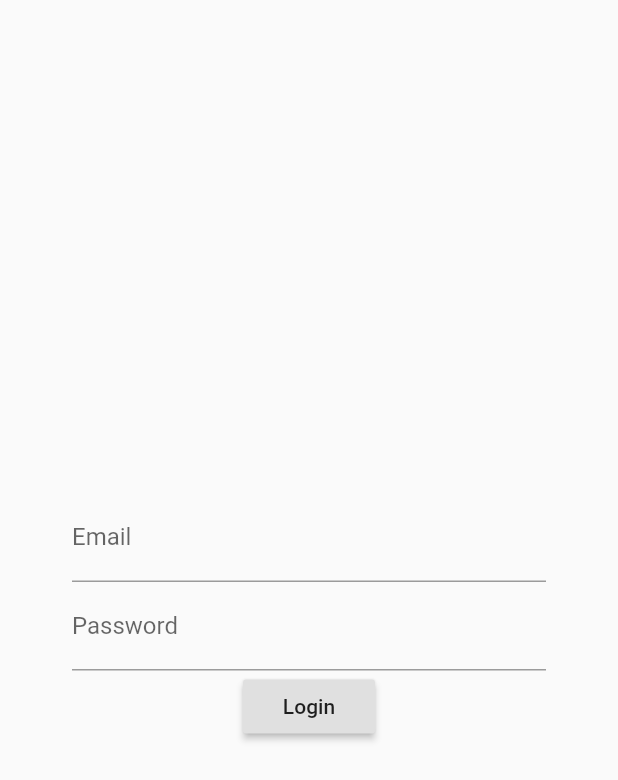
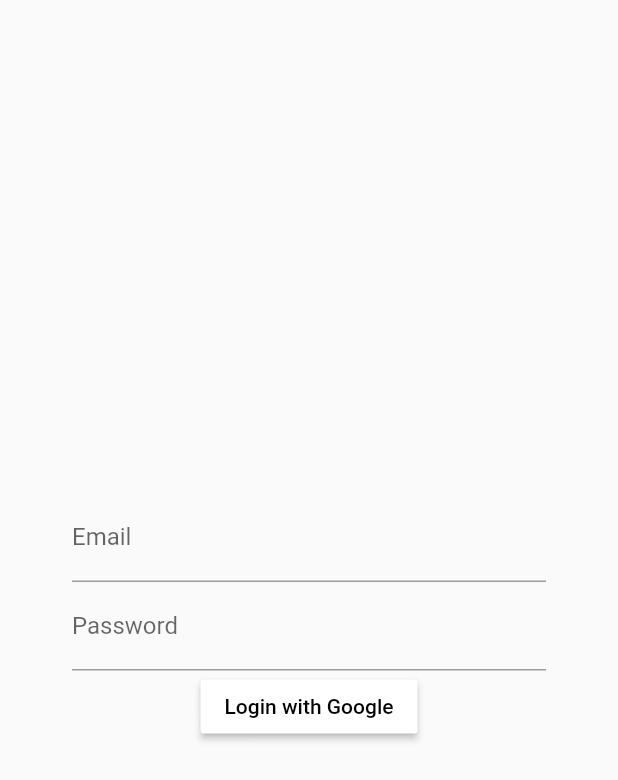
Before and after one commit to leccles1/flutter-starter, a Flutter app: the screen it shows after launch, on a phone screen of 412 x 824 dp. Shown: the top 780 px of the screen. Run offline on Flutter 3.47's test engine with Material 2 defaults, Android fonts, the phone set to English and light mode, and no system bars; our stand-ins replace cloud_firestore, firebase_auth, google_sign_in, rxdart; accounts and stored records are empty.

Commit message:
committing login progress to return to

```diff
--- /dev/null
+++ b/lib/screens/auth/widgets/LoginButton.dart
@@ -0,0 +1,20 @@
+import 'package:flutter/material.dart';
+import 'package:flutter_starter/services/auth/firebase/GoogleAuthService.dart';
+
+class LoginButton extends StatelessWidget {
+  const LoginButton({Key key}) : super(key: key);
+
+  @override
+  Widget build(BuildContext context) {
+    return MaterialButton(
+      onPressed: () {
+        googleAuthService
+            .googleSignIn()
+            .then((user) => Navigator.of(context).pushReplacementNamed('/'));
+      },
+      color: Colors.white,
+      textColor: Colors.black,
+      child: Text('Login with Google'),
+    );
+  }
+}
--- a/lib/screens/auth/widgets/LoginForm.dart
+++ b/lib/screens/auth/widgets/LoginForm.dart
@@ -1,13 +1,7 @@
 import 'package:flutter/material.dart';
+import 'package:flutter_starter/screens/auth/widgets/LoginButton.dart';
 
-class LoginForm extends StatefulWidget {
-  LoginForm({Key key}) : super(key: key);
-
-  @override
-  _LoginFormState createState() => _LoginFormState();
-}
-
-class _LoginFormState extends State<LoginForm> {
+class LoginForm extends StatelessWidget {
   final _formKey = GlobalKey<FormState>();
 
   _validateEmail(String value) {
@@ -29,21 +23,14 @@ class _LoginFormState extends State<LoginForm> {
                 return _validateEmail(value);
               },
               decoration: InputDecoration(
-                  labelText: "Email", hintText: "john.smith@gmail.com"),
+                  labelText: "Email", hintText: "user@email.com"),
             ),
             TextFormField(
               decoration:
                   InputDecoration(hintText: "Password", labelText: 'Password'),
               obscureText: true,
             ),
-            RaisedButton(
-              onPressed: () {
-                if (_formKey.currentState.validate()) {
-                      Navigator.pushReplacementNamed(context, '/');
-                }
-              },
-              child: Text("Login"),
-            )
+            LoginButton()
           ],
         ));
   }
```
Also changed, not shown: lib/screens/home/HomeScreen.dart (+9 -4 lines), lib/screens/settings/SettingsScreen.dart (+4 -5 lines), lib/screens/settings/widgets/user-card/UserCard.dart (added, +51 -0 lines), lib/services/auth/firebase/GoogleAuthService.dart (added, +70 -0 lines), pubspec.yaml (+9 -0 lines), pubspec.lock, 12 other files.
